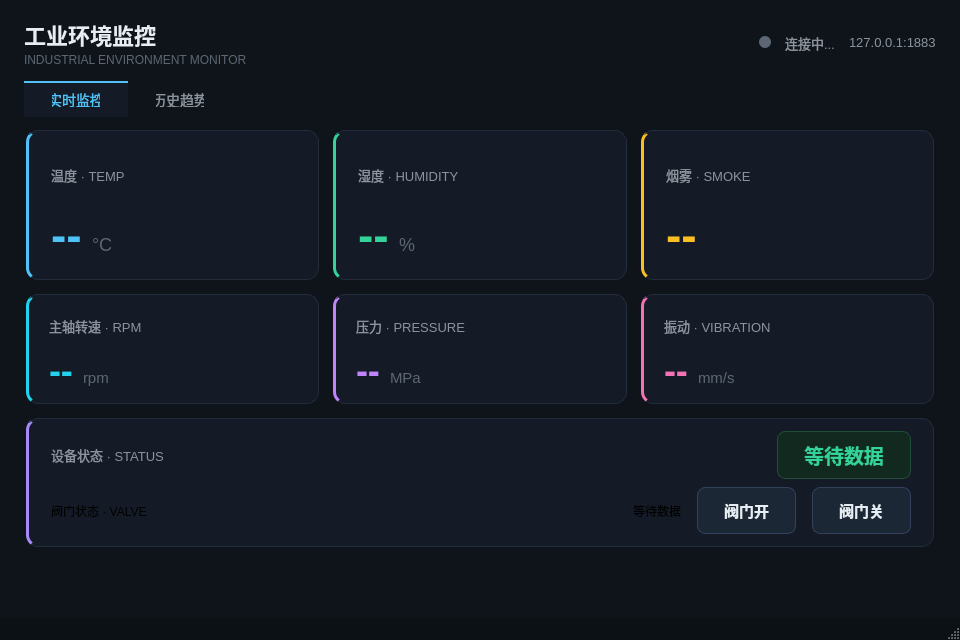
Old version of the form mainwindow.ui in the repository STM32-Industrial/IndustrialMonitor.
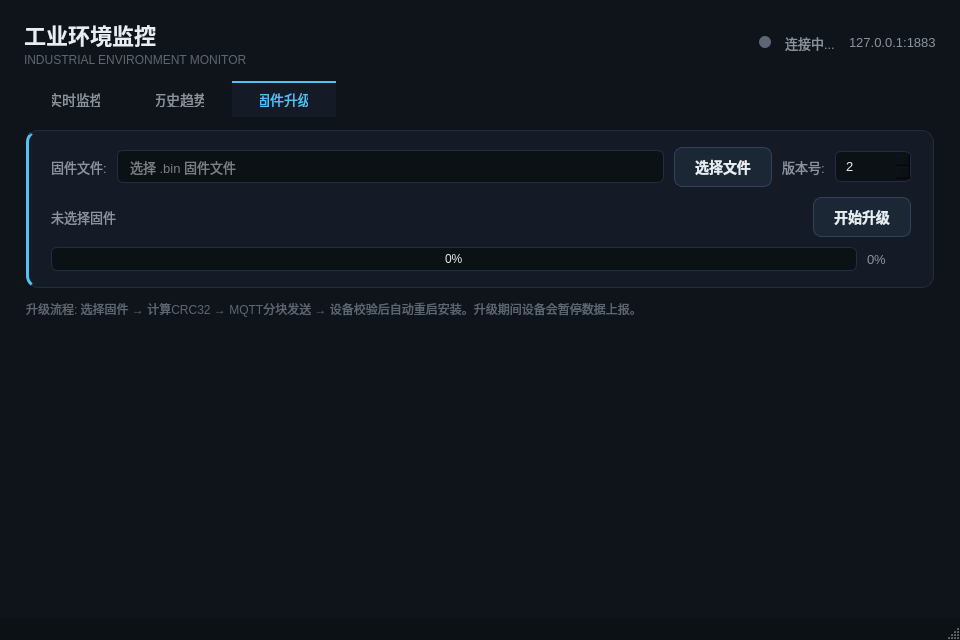
New version of the form. The open tabs and pages were chosen to show the change.

Commit message: QT上位机增加OTA固件升级功能: 分块发送/CRC校验/进度显示

Patch:
```diff
--- a/mainwindow.ui
+++ b/mainwindow.ui
@@ -187,6 +187,80 @@
 QStatusBar {
     background-color: #0c1116;
     color: #5c6773;
+}
+
+/* ---------- 固件升级 ---------- */
+QFrame#otaCard {
+    background-color: #141b26;
+    border: 1px solid #232d3d;
+    border-radius: 12px;
+    border-left: 3px solid #4fc3f7;
+}
+QLabel#otaFileLabel, QLabel#otaVersionLabel {
+    color: #8b949e;
+    font-size: 13px;
+}
+QLineEdit#otaFileEdit {
+    color: #e6edf3;
+    background-color: #0c1116;
+    border: 1px solid #232d3d;
+    border-radius: 6px;
+    padding: 7px 10px;
+    font-size: 13px;
+    font-family: 'Consolas', 'Droid Sans Mono', monospace;
+}
+QPushButton#otaBrowseBtn, QPushButton#otaStartBtn {
+    color: #e6edf3;
+    background-color: #1c2735;
+    border: 1px solid #33415c;
+    border-radius: 8px;
+    padding: 8px 20px;
+    font-size: 14px;
+    font-weight: 700;
+}
+QPushButton#otaBrowseBtn:hover, QPushButton#otaStartBtn:hover {
+    color: #4fc3f7;
+    background-color: #12291f;
+    border: 1px solid #1f4d38;
+}
+QPushButton#otaStartBtn:disabled {
+    color: #5c6773;
+    background-color: #141b26;
+    border: 1px solid #232d3d;
+}
+QSpinBox#otaVersionSpin {
+    color: #e6edf3;
+    background-color: #0c1116;
+    border: 1px solid #232d3d;
+    border-radius: 6px;
+    padding: 6px 8px;
+    font-size: 13px;
+}
+QLabel#otaInfoLabel {
+    color: #8b949e;
+    font-size: 13px;
+    font-family: 'Consolas', 'Droid Sans Mono', monospace;
+}
+QProgressBar#otaProgress {
+    background-color: #0c1116;
+    border: 1px solid #232d3d;
+    border-radius: 6px;
+    text-align: center;
+    color: #e6edf3;
+    height: 22px;
+}
+QProgressBar#otaProgress::chunk {
+    background-color: #4fc3f7;
+    border-radius: 5px;
+}
+QLabel#otaProgressLabel {
+    color: #8b949e;
+    font-size: 13px;
+    min-width: 44px;
+}
+QLabel#otaNoteLabel {
+    color: #5c6773;
+    font-size: 12px;
 }</string>
   </property>
   <widget class="QWidget" name="centralwidget">
@@ -964,6 +1038,181 @@
         </item>
        </layout>
       </widget>
+      <widget class="QWidget" name="otaTab">
+       <attribute name="title">
+        <string>固件升级</string>
+       </attribute>
+       <layout class="QVBoxLayout" name="otaLayout">
+        <property name="leftMargin">
+         <number>2</number>
+        </property>
+        <property name="topMargin">
+         <number>14</number>
+        </property>
+        <property name="rightMargin">
+         <number>2</number>
+        </property>
+        <property name="bottomMargin">
+         <number>2</number>
+        </property>
+        <property name="spacing">
+         <number>12</number>
+        </property>
+        <item>
+         <widget class="QFrame" name="otaCard">
+          <property name="minimumSize">
+           <size>
+            <width>0</width>
+            <height>140</height>
+           </size>
+          </property>
+          <layout class="QVBoxLayout" name="otaCardLayout">
+           <property name="leftMargin">
+            <number>22</number>
+           </property>
+           <property name="topMargin">
+            <number>16</number>
+           </property>
+           <property name="rightMargin">
+            <number>22</number>
+           </property>
+           <property name="bottomMargin">
+            <number>16</number>
+           </property>
+           <property name="spacing">
+            <number>10</number>
+           </property>
+           <item>
+            <layout class="QHBoxLayout" name="otaFileRow">
+             <property name="spacing">
+              <number>10</number>
+             </property>
+             <item>
+              <widget class="QLabel" name="otaFileLabel">
+               <property name="text">
+                <string>固件文件:</string>
+               </property>
+              </widget>
+             </item>
+             <item>
+              <widget class="QLineEdit" name="otaFileEdit">
+               <property name="placeholderText">
+                <string>选择 .bin 固件文件</string>
+               </property>
+              </widget>
+             </item>
+             <item>
+              <widget class="QPushButton" name="otaBrowseBtn">
+               <property name="text">
+                <string>选择文件</string>
+               </property>
+              </widget>
+             </item>
+             <item>
+              <widget class="QLabel" name="otaVersionLabel">
+               <property name="text">
+                <string>版本号:</string>
+               </property>
+              </widget>
+             </item>
+             <item>
+              <widget class="QSpinBox" name="otaVersionSpin">
+               <property name="minimum">
+                <number>1</number>
+               </property>
+               <property name="maximum">
+                <number>99999</number>
+               </property>
+               <property name="value">
+                <number>2</number>
+               </property>
+              </widget>
+             </item>
+            </layout>
+           </item>
+           <item>
+            <layout class="QHBoxLayout" name="otaInfoRow">
+             <property name="spacing">
+              <number>10</number>
+             </property>
+             <item>
+              <widget class="QLabel" name="otaInfoLabel">
+               <property name="text">
+                <string>未选择固件</string>
+               </property>
+              </widget>
+             </item>
+             <item>
+              <spacer name="otaInfoSpacer">
+               <property name="orientation">
+                <enum>Qt::Horizontal</enum>
+               </property>
+               <property name="sizeHint" stdset="0">
+                <size>
+                 <width>40</width>
+                 <height>20</height>
+                </size>
+               </property>
+              </spacer>
+             </item>
+             <item>
+              <widget class="QPushButton" name="otaStartBtn">
+               <property name="text">
+                <string>开始升级</string>
+               </property>
+              </widget>
+             </item>
+            </layout>
+           </item>
+           <item>
+            <layout class="QHBoxLayout" name="otaProgressRow">
+             <property name="spacing">
+              <number>10</number>
+             </property>
+             <item>
+              <widget class="QProgressBar" name="otaProgress">
+               <property name="maximum">
+                <number>100</number>
+               </property>
+               <property name="value">
+                <number>0</number>
+               </property>
+              </widget>
+             </item>
+             <item>
+              <widget class="QLabel" name="otaProgressLabel">
+               <property name="text">
+                <string>0%</string>
+               </property>
+              </widget>
+             </item>
+            </layout>
+           </item>
+          </layout>
+         </widget>
+        </item>
+        <item>
+         <widget class="QLabel" name="otaNoteLabel">
+          <property name="text">
+           <string>升级流程: 选择固件 → 计算CRC32 → MQTT分块发送 → 设备校验后自动重启安装。升级期间设备会暂停数据上报。</string>
+          </property>
+         </widget>
+        </item>
+        <item>
+         <spacer name="otaSpacer">
+          <property name="orientation">
+           <enum>Qt::Vertical</enum>
+          </property>
+          <property name="sizeHint" stdset="0">
+           <size>
+            <width>20</width>
+            <height>20</height>
+           </size>
+          </property>
+         </spacer>
+        </item>
+       </layout>
+      </widget>
      </widget>
     </item>
    </layout>
```
The commit also changes 5 other files.
